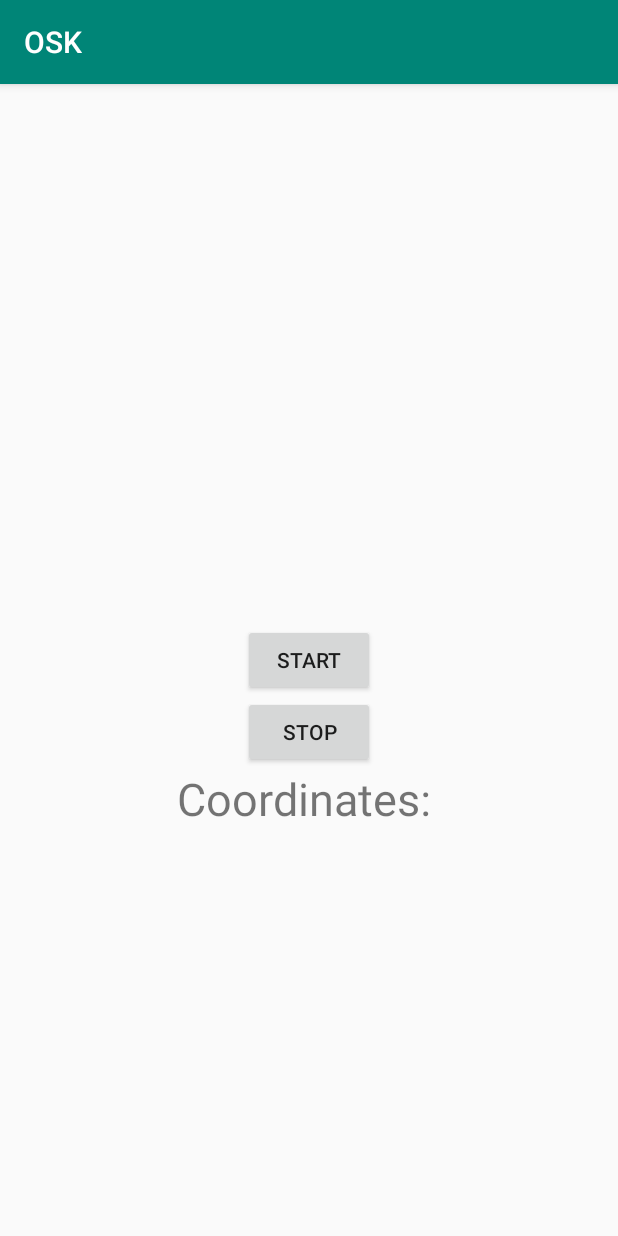
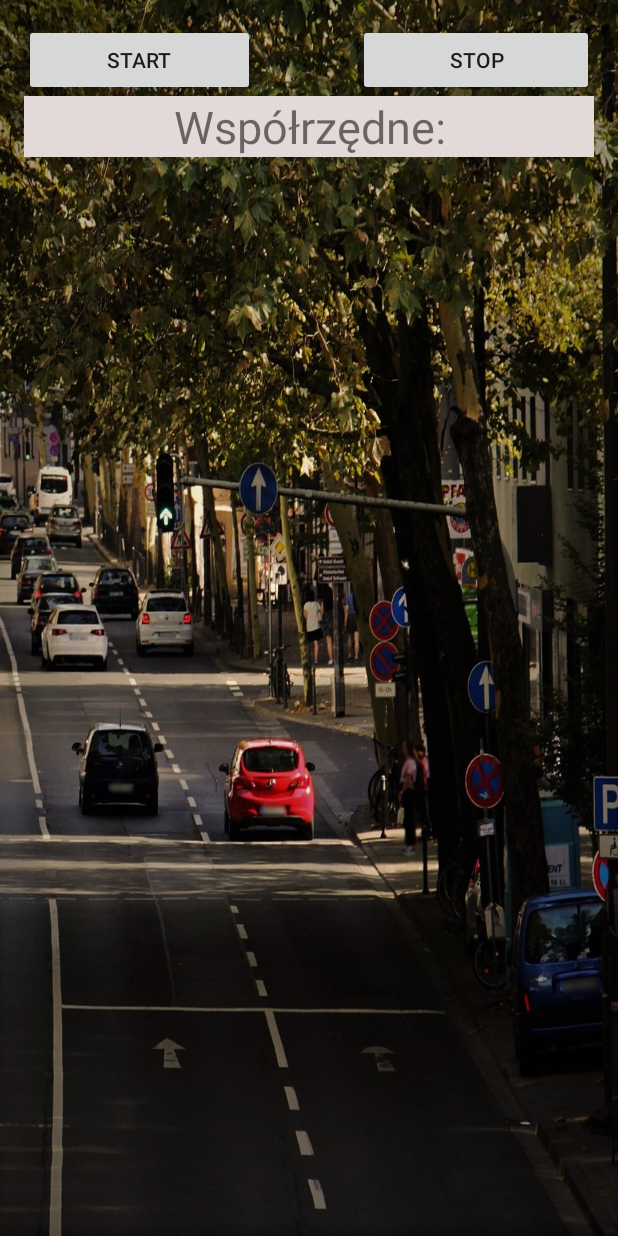
Before and after one commit to paulinapaluch1/OSKMobile, an Android app: the GetLocation screen opened directly, with no data from a screen before it, on a phone screen of 412 x 824 dp. Run offline under Robolectric (Android 15) with nearby library versions, the phone set to English and light mode, and no system bars.

Commit message:
usuniecie paska

```diff
--- a/app/src/main/java/com/example/osk/ui/login/GetLocation.java
+++ b/app/src/main/java/com/example/osk/ui/login/GetLocation.java
@@ -10,6 +10,8 @@ import android.os.Build;
 import android.os.Bundle;
 import android.provider.Settings;
 import android.view.View;
+import android.view.Window;
+import android.view.WindowManager;
 import android.widget.Button;
 import android.widget.TextView;
 
@@ -31,6 +33,10 @@ public class GetLocation extends AppCompatActivity {
 
     @Override
     protected void onCreate(@Nullable Bundle savedInstanceState) {
+        requestWindowFeature(Window.FEATURE_NO_TITLE); //will hide the title
+        getSupportActionBar().hide(); // hide the title bar
+        this.getWindow().setFlags(WindowManager.LayoutParams.FLAG_FULLSCREEN,
+                WindowManager.LayoutParams.FLAG_FULLSCREEN); //enable full screen
         super.onCreate(savedInstanceState);
 
         setContentView(R.layout.activity_start_stop);
--- a/app/src/main/res/layout/activity_start_stop.xml
+++ b/app/src/main/res/layout/activity_start_stop.xml
@@ -3,45 +3,47 @@
     xmlns:tools="http://schemas.android.com/tools"
     android:layout_width="match_parent"
     android:layout_height="match_parent"
-    android:paddingBottom="@dimen/activity_vertical_margin"
+    android:background="@drawable/car2"
     android:paddingLeft="@dimen/activity_horizontal_margin"
+    android:paddingTop="@dimen/activity_vertical_margin"
     android:paddingRight="@dimen/activity_horizontal_margin"
-    android:paddingTop="@dimen/activity_vertical_margin">
+    android:paddingBottom="@dimen/activity_vertical_margin">
 
     <ScrollView
         android:layout_width="match_parent"
         android:layout_height="wrap_content"
         android:layout_below="@+id/buttonStop"
+        android:layout_alignParentEnd="true"
         android:layout_alignParentRight="true"
-        android:layout_alignParentEnd="true">
+        android:background="#E4D9D9">
 
         <TextView
+            android:id="@+id/textView"
             android:layout_width="match_parent"
+            android:layout_height="wrap_content"
+            android:layout_below="@+id/buttonStop"
+            android:layout_alignParentStart="false"
+            android:layout_alignParentLeft="false"
+            android:background="#00D1CFCF"
             android:gravity="center"
-            android:layout_height="wrap_content"
-            android:text="Coordinates: "
+            android:text="Współrzędne:"
             android:textSize="30sp"
-            android:id="@+id/textView"
-            android:layout_below="@+id/buttonStop"
-            android:layout_alignParentLeft="true"
-            android:layout_alignParentStart="true" />
+            android:visibility="visible" />
     </ScrollView>
 
 
     <Button
         android:id="@+id/buttonStart"
-        android:layout_width="wrap_content"
+        android:layout_width="154dp"
         android:layout_height="wrap_content"
-        android:layout_centerInParent="true"
+        android:layout_alignParentLeft="true"
         android:text="START" />
 
     <Button
         android:id="@+id/buttonStop"
-        android:layout_width="wrap_content"
+        android:layout_width="157dp"
         android:layout_height="wrap_content"
-        android:layout_centerInParent="true"
-        android:layout_below="@+id/buttonStart"
-        android:layout_centerVertical="true"
+        android:layout_alignParentRight="true"
         android:text="STOP" />
 
 </RelativeLayout>
```
